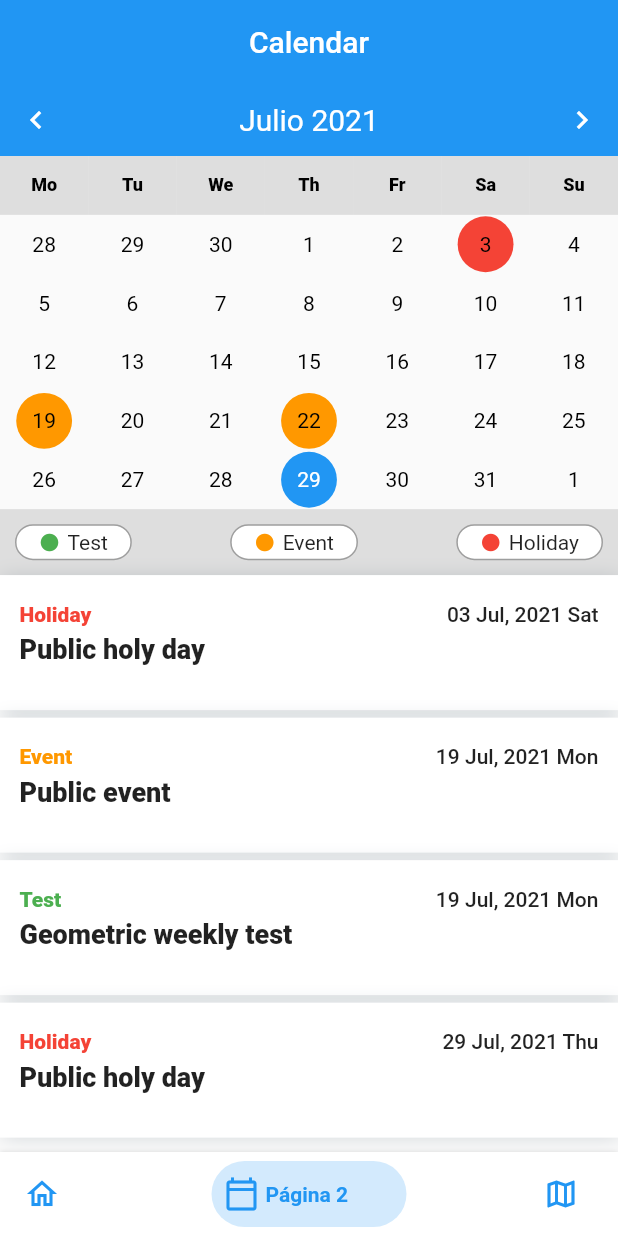
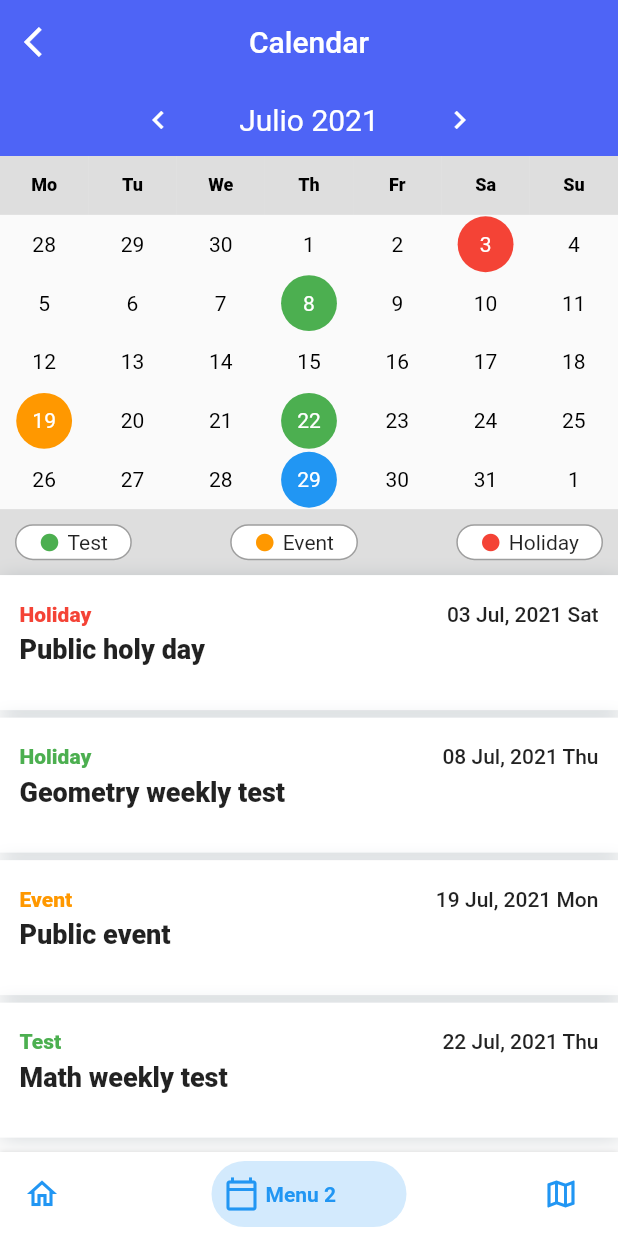
Before and after one commit to JesusMarlor/pokeapp, a Flutter app: the screen it shows after launch, item 2 of the bottom bar chosen, on a phone screen of 412 x 824 dp. Run offline on Flutter 3.47's test engine with Material 2 defaults, Android fonts, the phone set to English and light mode, and no system bars; our stand-ins replace equatable, font_awesome_flutter, google_maps_flutter, lottie; network calls fail; project files that could hold a hidden picture were left out.

Commit message:
completo para entrega

```diff
--- a/lib/MainProvider.dart
+++ b/lib/MainProvider.dart
@@ -5,7 +5,6 @@ import 'package:pokeapp/data/model/pokemon_model.dart';
 import 'package:pokeapp/data/model/pokemon_specie.dart';
 import 'package:pokeapp/presentation/ResumenPokemon/resumen_pokemonScreen.dart';
 import 'package:pokeapp/repository/pokemon_repository.dart';
-import 'package:pull_to_refresh/pull_to_refresh.dart';
 
 class MainProvider extends ChangeNotifier  {
 
@@ -13,7 +12,6 @@ class MainProvider extends ChangeNotifier  {
   PageController pageController = PageController( initialPage:  0 );
   int selectedTabIndex = 0;
   PokemonRepository pokemonRepository = PokemonRepository();
-  RefreshController refreshController = RefreshController(initialRefresh: false);
   List<PokemonModel> listaPokemons = [];
   bool loading = false;
   PokemonModel pokemonModel;
@@ -41,12 +39,9 @@ class MainProvider extends ChangeNotifier  {
       }
       final pokemons = await this.pokemonRepository.fetchPokemons();
       listaPokemons.addAll(pokemons);
-
       listaPokemons.forEach((element) {
         element.type = Utils.getType(element.name);
       });
-      refreshController.refreshCompleted();
-      refreshController.loadComplete();
       notifyListeners();
     } catch (error) {
       print(error);
@@ -93,6 +88,7 @@ class MainProvider extends ChangeNotifier  {
 
   //si quisiera primero buscar toda la informacion y luego mostrar la pantalla
   //se ve mejor pero el usuario puede sentir que es más lento
+  //se le tendria  que poner un progress a modo de dialog pero se pierde el hero
   void mostrarResumen( BuildContext context, int index ) async{
     await getOnePokemon( listaPokemons[index].id, false );
     await getPokemonSpecie(listaPokemons[index].id );
--- a/lib/data/network/ApiProvider.dart
+++ b/lib/data/network/ApiProvider.dart
@@ -14,7 +14,10 @@ class ApiProvider {
 
   ApiBaseHelper _helper = ApiBaseHelper();
 
+  /* deshabilitando querys dinamicos y fijarlos a 0, 20*/
   Future<List<PokemonModel>> fetchPokemons({int offset = 0, int limit = 20}) async {
+    offset=0;
+    limit=20;
     print("=====>ApiProvider=====>fetchPokemons");
     final path = 'pokemon?offset=$offset&limit=$limit';
     print("=======>path: $path");
--- a/lib/main.dart
+++ b/lib/main.dart
@@ -26,7 +26,7 @@ class MyApp extends StatelessWidget {
       child: Consumer<MainProvider>(
           builder: ( context, provider, _){
             return MaterialApp(
-              title: 'PokeApp',
+              title: 'FlutterTest',
               debugShowCheckedModeBanner: false,
               home: HomeScreen(),
             );
--- a/lib/presentation/PantallaDos/pantalla_dos.dart
+++ b/lib/presentation/PantallaDos/pantalla_dos.dart
@@ -1,6 +1,9 @@
 import 'package:flutter/material.dart';
-import 'package:flutter/scheduler.dart';
 import 'package:pokeapp/presentation/Widgets/CustomCalendar/flutter_clean_calendar.dart';
+import 'package:pokeapp/presentation/common/theme.dart';
+import 'package:provider/provider.dart';
+
+import '../../MainProvider.dart';
 
 ///acostumbro a poner el sufijo Screen para indicar que la clase se refiere a una pantalla
 ///en este caso es redundante pero solo es por fines practivos
@@ -14,6 +17,8 @@ class PantallaDosScreen extends StatefulWidget {
 
 class  _PantallaDosScreenState extends State<PantallaDosScreen>{
 
+  MainProvider mainProvider;
+
   final Map<DateTime, List<CleanCalendarEvent>> _events = {
 
     ///EVENTOS PREPARADOS
@@ -24,6 +29,16 @@ class  _PantallaDosScreenState extends State<PantallaDosScreen>{
           description: 'Public holy day',
           color: Colors.red,
           typeDay: TypeDay.holiday
+      ),
+    ],
+
+    DateTime(DateTime.now().year, DateTime.now().month, 8) : [
+      CleanCalendarEvent('Holiday',
+          startTime: DateTime(DateTime.now().year, DateTime.now().month, 8, 10, 0),
+          endTime: DateTime(DateTime.now().year, DateTime.now().month, 8, 10, 0),
+          description: 'Geometry weekly test',
+          color: Colors.green,
+          typeDay: TypeDay.test
       ),
     ],
 
@@ -39,25 +54,14 @@ class  _PantallaDosScreenState extends State<PantallaDosScreen>{
 
     DateTime(DateTime.now().year, DateTime.now().month, 22) : [
       CleanCalendarEvent('Test',
-          startTime: DateTime(DateTime.now().year, DateTime.now().month, 19, 10, 0),
-          endTime: DateTime(DateTime.now().year, DateTime.now().month, 19, 12, 0),
-          description: 'Geometric weekly test',
+          startTime: DateTime(DateTime.now().year, DateTime.now().month, 22, 10, 0),
+          endTime: DateTime(DateTime.now().year, DateTime.now().month, 22, 12, 0),
+          description: 'Math weekly test',
           color: Colors.green,
-          typeDay: TypeDay.event
+          typeDay: TypeDay.test
       ),
     ],
 
-    DateTime(DateTime.now().year, DateTime.now().month, DateTime.now().day) : [
-      CleanCalendarEvent('Holiday',
-          startTime: DateTime(DateTime.now().year, DateTime.now().month,
-              DateTime.now().day, 10, 0),
-          endTime: DateTime(DateTime.now().year, DateTime.now().month,
-              DateTime.now().day, 12, 0),
-          description: 'Public holy day',
-          color: Colors.red,
-        typeDay: TypeDay.holiday
-      ),
-    ],
 
     DateTime(DateTime.now().year, 8, 3) : [
       CleanCalendarEvent('Test',
@@ -73,6 +77,7 @@ class  _PantallaDosScreenState extends State<PantallaDosScreen>{
   @override
   void initState() {
     super.initState();
+    mainProvider = Provider.of<MainProvider>(context, listen: false);
     // Force selection of today on first load, so that the list of today's events gets shown.
     _handleNewDate(DateTime(
         DateTime.now().year, DateTime.now().month, DateTime.now().day));
@@ -85,14 +90,21 @@ class  _PantallaDosScreenState extends State<PantallaDosScreen>{
         title: Text("Calendar"),
         centerTitle: true,
         elevation: 0,
+        backgroundColor: CalendarColors.primary,
+          leading : InkWell(
+              onTap: (){
+                mainProvider.selectTab(0);
+              },
+              child: Icon( Icons.arrow_back_ios )
+          )
       ),
       body: Calendar(
         startOnMonday: true,
         weekDays: ['Mo', 'Tu', 'We', 'Th', 'Fr', 'Sa', 'Su'],
         events: _events,
-        primaryColor : Theme.of(context).primaryColor,
+        primaryColor : CalendarColors.primary,
         eventDoneColor: Colors.green,
-        selectedColor: Theme.of(context).backgroundColor,
+        selectedColor: CalendarColors.primary,
         todayColor: Colors.blue,
         eventColor: Colors.grey,
         locale: 'es_ES',
--- a/lib/presentation/Widgets/CustomCalendar/calendar_tile.dart
+++ b/lib/presentation/Widgets/CustomCalendar/calendar_tile.dart
@@ -72,8 +72,16 @@ class CalendarTile extends StatelessWidget {
     }
   }
 
-  Color colotText( bool isSelected ){
-
+  Color colotText( bool _isSelected, DateTime currentTime ){
+    if( _isSelected && currentTime != null ){
+      return  Colors.white;
+    }else if( CalendarUtils.isSameDay(currentTime, DateTime.now()) && ( events != null && events.length > 0 ) ){
+      return Colors.white;
+    }else if( events != null && events.length > 0  ){
+      return Colors.white;
+    }else{
+      return Colors.black;
+    }
   }
 
   /// This function [renderDateOrDayOfWeek] renders the week view or the month view. It is
@@ -133,11 +141,7 @@ class CalendarTile extends StatelessWidget {
                   style: TextStyle(
                       fontSize: 14.0,
                       fontWeight: FontWeight.w400,
-                      color: isSelected && this.date != null ? Colors.white : CalendarUtils.isSameDay(this.date, DateTime.now())
-                          ? Colors.white
-                          : inMonth
-                          ?  Colors.black
-                          : Colors.black
+                      color: colotText( isSelected, this.date )
                   ), // Grey color for previous or next months dates
                 ),
                 // Dots for the events
--- a/lib/presentation/Widgets/CustomCalendar/flutter_clean_calendar.dart
+++ b/lib/presentation/Widgets/CustomCalendar/flutter_clean_calendar.dart
@@ -223,17 +223,20 @@ class _CalendarState extends State<Calendar> {
     }
 
     return Row(
-      mainAxisAlignment: MainAxisAlignment.spaceBetween,
+      mainAxisAlignment: MainAxisAlignment.center,
       children: [
         leftArrow ?? Container(),
         Column(
           children: <Widget>[
             todayIcon ?? Container(),
-            Text(
-              displayMonth,
-              style: TextStyle(
-                fontSize: 20.0,
-                color: widget.primaryColor != null ? Colors.white : Colors.black
+            Container(
+              margin: const EdgeInsets.only(left: 30, right: 30),
+              child: Text(
+                displayMonth,
+                style: TextStyle(
+                  fontSize: 20.0,
+                  color: widget.primaryColor != null ? Colors.white : Colors.black
+                ),
               ),
             ),
           ],
--- a/lib/presentation/common/theme.dart
+++ b/lib/presentation/common/theme.dart
@@ -21,4 +21,12 @@ final pokeGradients = [
   PokeAppColors.ligthBlue
 ];
 
-final lightTheme = ThemeData();
+
+class CalendarColors{
+  static final primary = Color(0xff4e64f6);
+}
+
+class MapColors{
+  static final green = Color(0xff52B268);
+  static final grey = Color(0xffc4c4c4);
+}
--- a/lib/presentation/home/home_screen.dart
+++ b/lib/presentation/home/home_screen.dart
@@ -67,9 +67,9 @@ class  _HomeScreenState extends State<HomeScreen>{
                   duration: Duration(milliseconds: 300), curve: Curves.ease);
             },
             items: [
-              BottomBarItem(icon: Icon(Icons.home_outlined), title: Text("Inicio")),
-              BottomBarItem(icon: Icon(Icons.calendar_today_outlined), title: Text("Página 2")),
-              BottomBarItem(icon: Icon(Icons.map_outlined), title: Text("Página 3")),
+              BottomBarItem(icon: Icon(Icons.home_outlined), title: Text("Menu 1")),
+              BottomBarItem(icon: Icon(Icons.calendar_today_outlined), title: Text("Menu 2")),
+              BottomBarItem(icon: Icon(Icons.map_outlined), title: Text("Menu 3")),
             ],
           ),
         );
--- a/pubspec.yaml
+++ b/pubspec.yaml
@@ -27,7 +27,6 @@ dependencies:
   google_maps_flutter: 1.2.0
   http: ^0.12.2
   equatable: ^1.0.1
-  pull_to_refresh: 1.6.2
   lottie: ^0.7.0+1
   font_awesome_flutter: 8.8.1
   json_annotation: 3.0.1
@@ -43,7 +42,6 @@ dev_dependencies:
   build_runner: 1.8.0
   json_serializable: 3.3.0
   flutter_launcher_icons: ^0.7.5
-  fl_chart: 0.12.3
   #para el calendario custom
   intl: ^0.16.1
 
```
Also changed, not shown: lib/data/Utils/Utils.dart (+14 -0 lines), lib/presentation/PantallaTres/map_style.dart (added, +7 -0 lines), lib/presentation/PantallaTres/pantalla_tres.dart (+22 -19 lines), lib/presentation/PantallaUno/pantalla_uno.dart (+5 -6 lines), lib/presentation/ResumenPokemon/resumen_pokemonScreen.dart (+30 -15 lines), img1.png (added), img2.png (added), img3.png (added), img4.png (added), pubspec.lock, video.gif (added), 28 other files.
